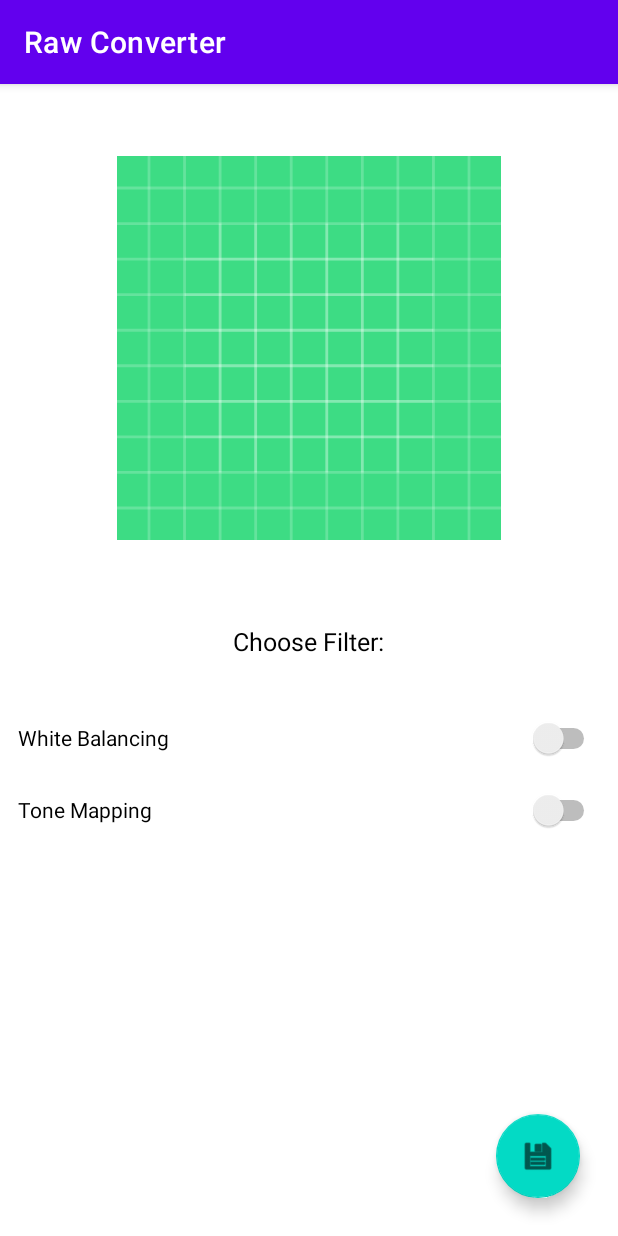
After one commit to blackblur/raw-converter, an Android app: the EditActivity screen opened directly, with no data from a screen before it, on a phone screen of 412 x 824 dp. The commit adds this screen. Run offline under Robolectric (Android 15) with nearby library versions, the phone set to English and light mode, and no system bars; 2 statements that could not run were skipped.

Commit message:
Initial interface layout

```diff
--- /dev/null
+++ b/app/src/main/java/com/example/rawconverter/EditActivity.java
@@ -0,0 +1,95 @@
+package com.example.rawconverter;
+
+import androidx.appcompat.app.AppCompatActivity;
+
+import android.content.Intent;
+import android.graphics.Bitmap;
+import android.net.Uri;
+import android.os.Bundle;
+import android.view.View;
+import android.widget.CompoundButton;
+import android.widget.ImageView;
+import android.widget.LinearLayout;
+import android.widget.Switch;
+
+import java.io.ByteArrayOutputStream;
+import java.io.IOException;
+import java.io.InputStream;
+
+public class EditActivity extends AppCompatActivity {
+
+    ImageView imageView;
+    LinearLayout whiteOptions, toneOptions;
+    Switch whiteSwitch, toneSwitch;
+
+    @Override
+    protected void onCreate(Bundle savedInstanceState) {
+        super.onCreate(savedInstanceState);
+        setContentView(R.layout.activity_edit);
+
+        LibRaw libraw = LibRaw.newInstance();
+
+        // Get view elements
+        imageView = findViewById(R.id.imageView);
+        whiteOptions = findViewById(R.id.white_options);
+        toneOptions = findViewById(R.id.tone_options);
+        whiteSwitch = findViewById(R.id.white_switch);
+        toneSwitch = findViewById(R.id.tone_switch);
+
+        // Hide options
+        whiteOptions.setVisibility(View.GONE);
+        toneOptions.setVisibility(View.GONE);
+
+        // Get bitmap
+        Bundle extras = getIntent().getExtras();
+        if (extras != null) {
+            Uri imagePath = (Uri) extras.get("imagePath");
+
+            InputStream iStream = null;
+            byte[] inputData = null;
+
+            try {
+                iStream = getContentResolver().openInputStream(imagePath);
+                inputData = getBytes(iStream);
+            } catch (IOException e) {
+                e.printStackTrace();
+            }
+
+            if (inputData != null) {
+                int status = libraw.openBuffer(inputData, inputData.length);
+                Bitmap bitmap = libraw.decodeAsBitmap(true);
+                if (bitmap != null) {
+                    imageView.setImageBitmap(bitmap);
+                }
+            }
+
+            libraw.close();
+        }
+
+        // Wire toggle switches
+        whiteSwitch.setOnCheckedChangeListener(new CompoundButton.OnCheckedChangeListener() {
+            public void onCheckedChanged(CompoundButton buttonView, boolean isChecked) {
+                whiteOptions.setVisibility(isChecked ? View.VISIBLE : View.GONE);
+            }
+        });
+        toneSwitch.setOnCheckedChangeListener(new CompoundButton.OnCheckedChangeListener() {
+            public void onCheckedChanged(CompoundButton buttonView, boolean isChecked) {
+                toneOptions.setVisibility(isChecked ? View.VISIBLE : View.GONE);
+            }
+        });
+
+    }
+
+    public static byte[] getBytes(InputStream inputStream) throws IOException {
+        // https://stackoverflow.com/questions/10296734/image-uri-to-bytesarray
+        ByteArrayOutputStream byteBuffer = new ByteArrayOutputStream();
+        int bufferSize = 1024;
+        byte[] buffer = new byte[bufferSize];
+
+        int len = 0;
+        while ((len = inputStream.read(buffer)) != -1) {
+            byteBuffer.write(buffer, 0, len);
+        }
+        return byteBuffer.toByteArray();
+    }
+}
--- /dev/null
+++ b/app/src/main/res/layout/activity_edit.xml
@@ -0,0 +1,214 @@
+<?xml version="1.0" encoding="utf-8"?>
+<androidx.constraintlayout.widget.ConstraintLayout xmlns:android="http://schemas.android.com/apk/res/android"
+    xmlns:app="http://schemas.android.com/apk/res-auto"
+    xmlns:tools="http://schemas.android.com/tools"
+    android:layout_width="match_parent"
+    android:layout_height="match_parent">
+
+    <ImageView
+        android:id="@+id/imageView"
+        android:layout_width="0dp"
+        android:layout_height="256dp"
+        android:layout_marginTop="48dp"
+        app:layout_constraintEnd_toEndOf="parent"
+        app:layout_constraintHorizontal_bias="0.497"
+        app:layout_constraintStart_toStartOf="parent"
+        app:layout_constraintTop_toTopOf="parent"
+        app:srcCompat="@drawable/ic_launcher_background" />
+
+    <TextView
+        android:id="@+id/textView"
+        android:layout_width="102dp"
+        android:layout_height="36dp"
+        android:layout_marginTop="56dp"
+        android:text="Choose Filter:"
+        android:textColor="#000000"
+        app:autoSizeTextType="uniform"
+        app:layout_constraintEnd_toEndOf="parent"
+        app:layout_constraintStart_toStartOf="parent"
+        app:layout_constraintTop_toBottomOf="@+id/imageView" />
+
+    <ScrollView
+        android:id="@+id/scrollView"
+        android:layout_width="0dp"
+        android:layout_height="0dp"
+        android:layout_marginStart="12dp"
+        android:layout_marginTop="16dp"
+        android:layout_marginEnd="12dp"
+        android:layout_marginBottom="100dp"
+        app:layout_constraintBottom_toBottomOf="parent"
+        app:layout_constraintEnd_toEndOf="parent"
+        app:layout_constraintHorizontal_bias="0.0"
+        app:layout_constraintStart_toStartOf="parent"
+        app:layout_constraintTop_toBottomOf="@+id/textView"
+        app:layout_constraintVertical_bias="1.0"
+        tools:ignore="SpeakableTextPresentCheck">
+
+        <LinearLayout
+            android:layout_width="match_parent"
+            android:layout_height="wrap_content"
+            android:orientation="vertical">
+
+            <Switch
+                android:id="@+id/white_switch"
+                android:layout_width="match_parent"
+                android:layout_height="wrap_content"
+                android:layout_weight="1"
+                android:height="48dp"
+                android:text="White Balancing" />
+
+            <LinearLayout
+                android:id="@+id/white_options"
+                android:layout_width="match_parent"
+                android:layout_height="match_parent"
+                android:layout_weight="1"
+                android:layout_marginBottom="20dp"
+                android:orientation="vertical">
+
+                <TextView
+                    android:id="@+id/textView3"
+                    android:layout_width="match_parent"
+                    android:layout_height="wrap_content"
+                    android:layout_marginBottom="5dp"
+                    android:layout_marginLeft="20dp"
+                    android:layout_marginRight="5dp"
+                    android:layout_marginTop="5dp"
+                    android:text="Temperature" />
+
+                <SeekBar
+                    android:id="@+id/temp_seekBar"
+                    android:layout_width="match_parent"
+                    android:layout_height="wrap_content"
+                    android:layout_marginBottom="5dp"
+                    android:layout_marginLeft="20dp"
+                    android:layout_marginRight="5dp"
+                    android:layout_marginTop="5dp" />
+
+                <TextView
+                    android:id="@+id/textView4"
+                    android:layout_width="match_parent"
+                    android:layout_height="wrap_content"
+                    android:layout_marginBottom="5dp"
+                    android:layout_marginLeft="20dp"
+                    android:layout_marginRight="5dp"
+                    android:layout_marginTop="5dp"
+                    android:text="Tint" />
+
+                <SeekBar
+                    android:id="@+id/tint_seekBar"
+                    android:layout_width="match_parent"
+                    android:layout_height="wrap_content"
+                    android:layout_marginBottom="5dp"
+                    android:layout_marginLeft="20dp"
+                    android:layout_marginRight="5dp"
+                    android:layout_marginTop="5dp" />
+
+                <TextView
+                    android:id="@+id/textView5"
+                    android:layout_width="match_parent"
+                    android:layout_height="wrap_content"
+                    android:layout_marginBottom="5dp"
+                    android:layout_marginLeft="20dp"
+                    android:layout_marginRight="5dp"
+                    android:layout_marginTop="5dp"
+                    android:text="Dynamic" />
+
+                <SeekBar
+                    android:id="@+id/dynamic_seekBar"
+                    android:layout_width="match_parent"
+                    android:layout_height="wrap_content"
+                    android:layout_marginBottom="5dp"
+                    android:layout_marginLeft="20dp"
+                    android:layout_marginRight="5dp"
+                    android:layout_marginTop="5dp" />
+            </LinearLayout>
+
+            <Switch
+                android:id="@+id/tone_switch"
+                android:layout_width="match_parent"
+                android:layout_height="wrap_content"
+                android:layout_weight="1"
+                android:height="48dp"
+                android:text="Tone Mapping" />
+
+            <LinearLayout
+                android:id="@+id/tone_options"
+                android:layout_width="match_parent"
+                android:layout_height="match_parent"
+                android:layout_weight="1"
+                android:orientation="vertical">
+
+                <TextView
+                    android:id="@+id/textView6"
+                    android:layout_width="match_parent"
+                    android:layout_height="wrap_content"
+                    android:layout_marginBottom="5dp"
+                    android:layout_marginLeft="20dp"
+                    android:layout_marginRight="5dp"
+                    android:layout_marginTop="5dp"
+                    android:text="Parameter 1" />
+
+                <SeekBar
+                    android:id="@+id/seekBar4"
+                    android:layout_width="match_parent"
+                    android:layout_height="wrap_content"
+                    android:layout_marginBottom="5dp"
+                    android:layout_marginLeft="20dp"
+                    android:layout_marginRight="5dp"
+                    android:layout_marginTop="5dp" />
+
+                <TextView
+                    android:id="@+id/textView7"
+                    android:layout_width="match_parent"
+                    android:layout_height="wrap_content"
+                    android:layout_marginBottom="5dp"
+                    android:layout_marginLeft="20dp"
+                    android:layout_marginRight="5dp"
+                    android:layout_marginTop="5dp"
+                    android:text="Parameter 2" />
+
+                <SeekBar
+                    android:id="@+id/seekBar5"
+                    android:layout_width="match_parent"
+                    android:layout_height="wrap_content"
+                    android:layout_marginBottom="5dp"
+                    android:layout_marginLeft="20dp"
+                    android:layout_marginRight="5dp"
+                    android:layout_marginTop="5dp" />
+
+                <TextView
+                    android:id="@+id/textView8"
+                    android:layout_width="match_parent"
+                    android:layout_height="wrap_content"
+                    android:layout_marginBottom="5dp"
+                    android:layout_marginLeft="20dp"
+                    android:layout_marginRight="5dp"
+                    android:layout_marginTop="5dp"
+                    android:text="Parameter 3" />
+
+                <SeekBar
+                    android:id="@+id/seekBar6"
+                    android:layout_width="match_parent"
+                    android:layout_height="wrap_content"
+                    android:layout_marginBottom="5dp"
+                    android:layout_marginLeft="20dp"
+                    android:layout_marginRight="5dp"
+                    android:layout_marginTop="5dp" />
+            </LinearLayout>
+
+        </LinearLayout>
+    </ScrollView>
+
+    <com.google.android.material.floatingactionbutton.FloatingActionButton
+        android:id="@+id/floatingActionButton"
+        android:layout_width="0dp"
+        android:layout_height="wrap_content"
+        android:layout_marginEnd="25dp"
+        android:layout_marginBottom="25dp"
+        android:clickable="true"
+        app:layout_constraintBottom_toBottomOf="parent"
+        app:layout_constraintEnd_toEndOf="parent"
+        app:srcCompat="@android:drawable/ic_menu_save"
+        tools:ignore="SpeakableTextPresentCheck" />
+
+</androidx.constraintlayout.widget.ConstraintLayout>
--- /dev/null
+++ b/app/src/main/res/values-land/dimens.xml
@@ -0,0 +1,3 @@
+<resources>
+      <dimen name="fab_margin">48dp</dimen>
+   </resources>
--- /dev/null
+++ b/app/src/main/res/values-w1240dp/dimens.xml
@@ -0,0 +1,3 @@
+<resources>
+      <dimen name="fab_margin">200dp</dimen>
+   </resources>
--- /dev/null
+++ b/app/src/main/res/values-w600dp/dimens.xml
@@ -0,0 +1,3 @@
+<resources>
+      <dimen name="fab_margin">48dp</dimen>
+   </resources>
--- /dev/null
+++ b/app/src/main/res/values/dimens.xml
@@ -0,0 +1,3 @@
+<resources>
+      <dimen name="fab_margin">16dp</dimen>
+   </resources>
--- a/app/src/main/res/values/themes.xml
+++ b/app/src/main/res/values/themes.xml
@@ -13,4 +13,10 @@
         <item name="android:statusBarColor">?attr/colorPrimaryVariant</item>
         <!-- Customize your theme here. -->
     </style>
+    <style name="Theme.RawConverter.NoActionBar">
+        <item name="windowActionBar">false</item>
+        <item name="windowNoTitle">true</item>
+    </style>
+    <style name="Theme.RawConverter.AppBarOverlay" parent="ThemeOverlay.AppCompat.Dark.ActionBar" />
+    <style name="Theme.RawConverter.PopupOverlay" parent="ThemeOverlay.AppCompat.Light" />
 </resources>
```
Also changed, not shown: app/build.gradle (+9 -0 lines), app/src/main/AndroidManifest.xml (+10 -3 lines), app/src/main/java/com/example/rawconverter/MainActivity.java (+8 -45 lines), app/src/main/res/layout/activity_main.xml (+2 -11 lines), app/src/main/res/navigation/nav_graph.xml (added, +28 -0 lines), app/src/main/res/values/strings.xml (+9 -0 lines).
